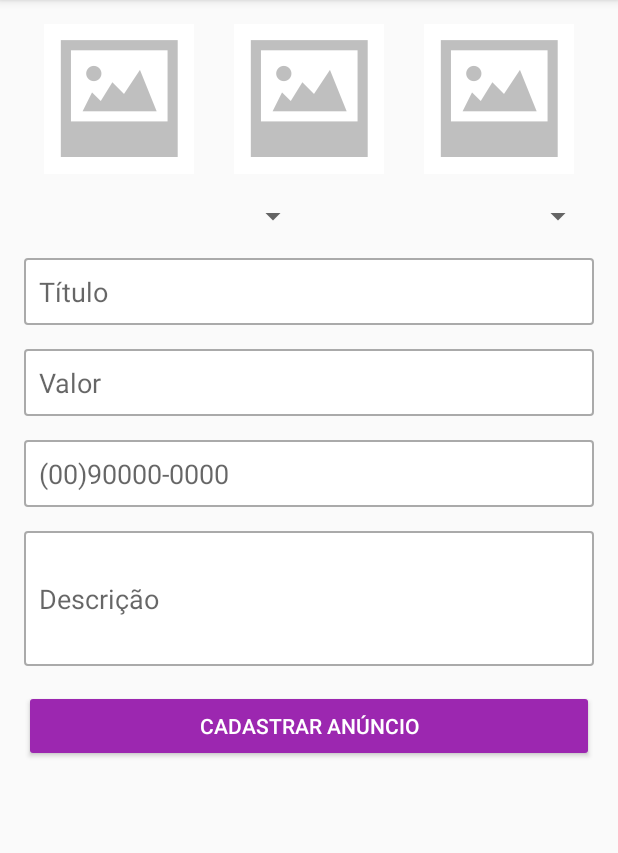
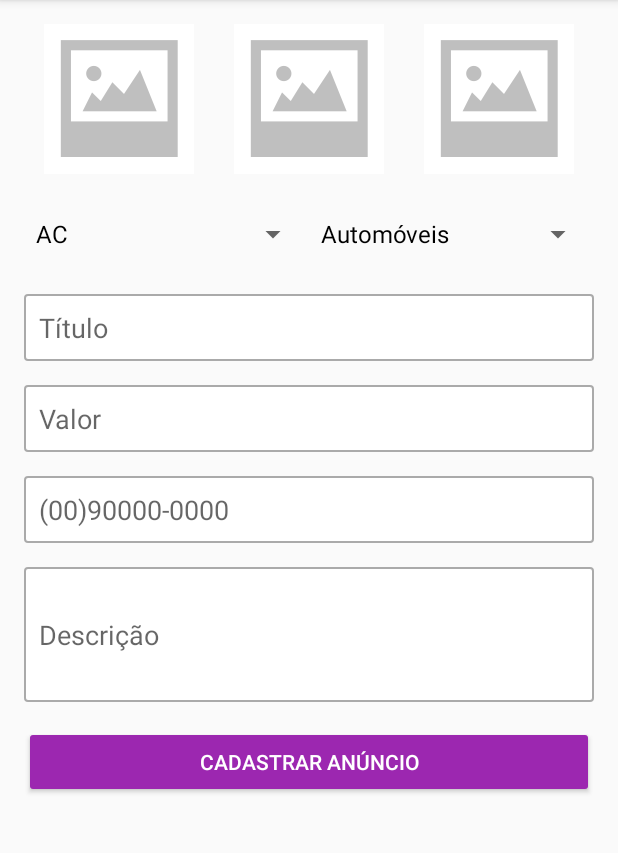
Before and after one commit to jvsena42/olxclone, an Android app: the CadastrarAnuncioActivity screen opened directly, with no data from a screen before it, on a phone screen of 412 x 824 dp, the part 84-937 px from its top. Run offline under Robolectric (Android 15) with nearby library versions, the phone set to English and light mode, and no system bars; libraries missing offline, so code that uses them is left out: com.blackcat.currencyedittext, com.santalu.maskedittext; plain views replace CurrencyEditText, MaskEditText; 3 statements that could not run were skipped.

```diff
--- a/app/src/main/java/com/jvsena/olxclone/activity/CadastrarAnuncioActivity.java
+++ b/app/src/main/java/com/jvsena/olxclone/activity/CadastrarAnuncioActivity.java
@@ -14,8 +14,10 @@ import android.net.Uri;
 import android.os.Bundle;
 import android.provider.MediaStore;
 import android.view.View;
+import android.widget.ArrayAdapter;
 import android.widget.EditText;
 import android.widget.ImageView;
+import android.widget.Spinner;
 
 import com.blackcat.currencyedittext.CurrencyEditText;
 import com.jvsena.olxclone.R;
@@ -33,6 +35,7 @@ public class CadastrarAnuncioActivity extends AppCompatActivity
     private ImageView imagem1, imagem2, imagem3;
     private CurrencyEditText campoValor;
     private MaskEditText campoTelefone;
+    private Spinner campoEstado, campoCategoria;
 
     private String[] permissoes = new String[]{
             Manifest.permission.READ_EXTERNAL_STORAGE,
@@ -50,6 +53,7 @@ public class CadastrarAnuncioActivity extends AppCompatActivity
         Permissoes.validarPermissoes(permissoes, this, 1);
 
         inicializarComponentes();
+        carregarDadosSpinner();
     }
 
     @Override
@@ -105,6 +109,8 @@ public class CadastrarAnuncioActivity extends AppCompatActivity
         imagem1 = findViewById(R.id.imageCadastro1);
         imagem2 = findViewById(R.id.imageCadastro2);
         imagem3 = findViewById(R.id.imageCadastro3);
+        campoEstado = findViewById(R.id.spinnerEstado);
+        campoCategoria = findViewById(R.id.spinnerCategoria);
 
         imagem1.setOnClickListener(this);
         imagem2.setOnClickListener(this);
@@ -113,6 +119,24 @@ public class CadastrarAnuncioActivity extends AppCompatActivity
         //Configurar localidade para pt-Br
         Locale locale = new Locale("pt", "BR");
         campoValor.setLocale(locale);
+    }
+
+    private void carregarDadosSpinner(){
+        String[] estados = getResources().getStringArray(R.array.estados);
+        ArrayAdapter<String> adapter = new ArrayAdapter<String>(
+                this,android.R.layout.simple_spinner_dropdown_item,
+                estados
+        );
+        adapter.setDropDownViewResource(android.R.layout.simple_spinner_item);
+        campoEstado.setAdapter(adapter);
+
+        String[] categorias = getResources().getStringArray(R.array.categoria);
+        ArrayAdapter<String> adapterCategoria = new ArrayAdapter<String>(
+                this,android.R.layout.simple_spinner_dropdown_item,
+                categorias
+        );
+        adapterCategoria.setDropDownViewResource(android.R.layout.simple_spinner_item);
+        campoCategoria.setAdapter(adapterCategoria);
     }
 
     public void salvarAnuncio(View view) {
--- a/app/src/main/res/layout/activity_cadastrar_anuncio.xml
+++ b/app/src/main/res/layout/activity_cadastrar_anuncio.xml
@@ -46,13 +46,13 @@
         android:orientation="horizontal">
 
         <Spinner
-            android:id="@+id/spinner"
+            android:id="@+id/spinnerEstado"
             android:layout_width="match_parent"
             android:layout_height="wrap_content"
             android:layout_weight="1" />
 
         <Spinner
-            android:id="@+id/spinner2"
+            android:id="@+id/spinnerCategoria"
             android:layout_width="match_parent"
             android:layout_height="wrap_content"
             android:layout_weight="1" />
--- a/app/src/main/res/values/strings.xml
+++ b/app/src/main/res/values/strings.xml
@@ -1,4 +1,45 @@
 <resources>
     <string name="app_name">olx clone</string>
-    <string name="title_activity_meus_anuncios">MeusAnunciosActivity</string>
+    <string name="title_activity_meus_anuncios">Meus Anúncios</string>
+
+    <string-array name="estados">
+        <item>AC</item>
+        <item>AL</item>
+        <item>AM</item>
+        <item>AP</item>
+        <item>BA</item>
+        <item>CE</item>
+        <item>DF</item>
+        <item>ES</item>
+        <item>GO</item>
+        <item>MA</item>
+        <item>MG</item>
+        <item>MS</item>
+        <item>MT</item>
+        <item>PA</item>
+        <item>PB</item>
+        <item>PE</item>
+        <item>PI</item>
+        <item>PR</item>
+        <item>RJ</item>
+        <item>RN</item>
+        <item>RO</item>
+        <item>RR</item>
+        <item>RS</item>
+        <item>SC</item>
+        <item>SE</item>
+        <item>SP</item>
+        <item>TO</item>
+    </string-array>
+
+    <string-array name="categoria">
+        <item>Automóveis</item>
+        <item>Imóveis</item>
+        <item>Eletronicos</item>
+        <item>Moda</item>
+        <item>Esportes</item>
+        <item>Música</item>
+        <item>Infantil</item>
+        <item>Agro</item>
+    </string-array>
 </resources>
```
